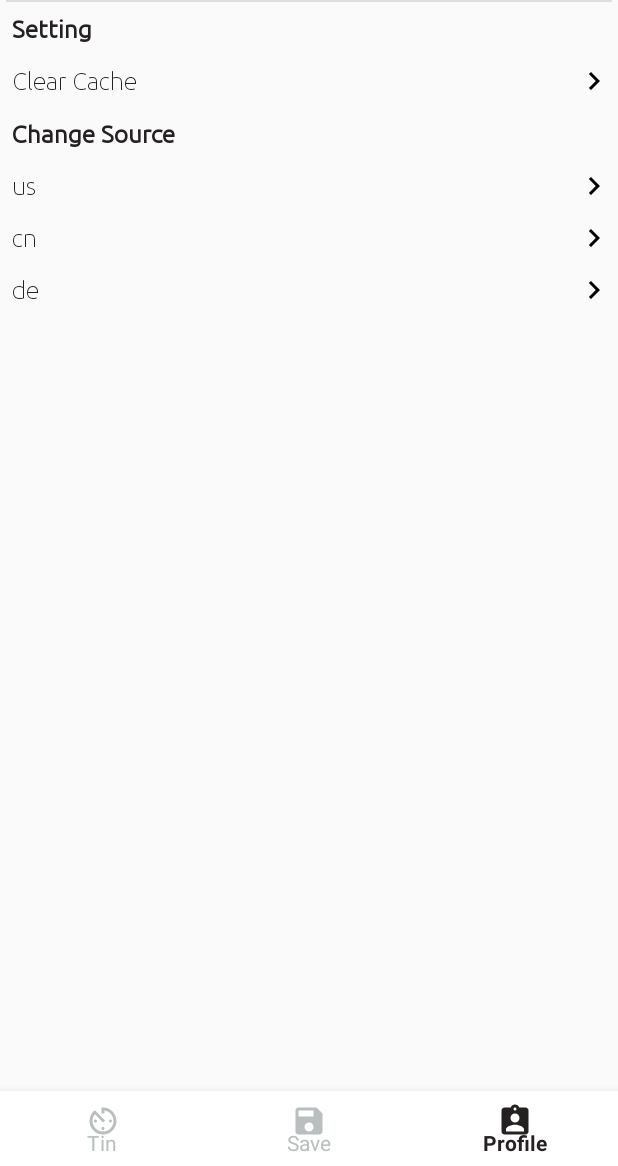
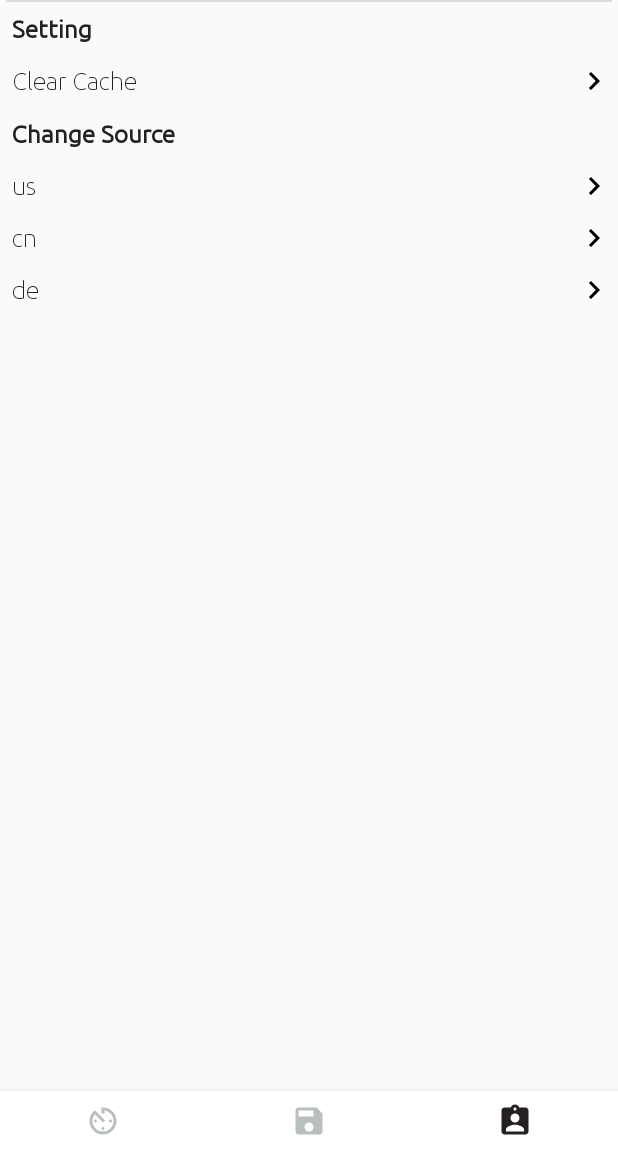
Before and after one commit to publicclassoverflow/TinNews, an Android app: the screen it shows after launch (MainActivity), item 3 of the bottom bar chosen, on a phone screen of 412 x 824 dp, the part 70-1236 px from its top. Run offline under Robolectric (Android 15) with nearby library versions, the phone set to English and light mode, and no system bars; our stand-ins replace EventBus, Room's generated code, RxJava; libraries missing offline, so code that uses them is left out: com.facebook.stetho, com.mindorks.placeholderview; network calls fail; 6 statements that could not run were skipped.

Commit message:
BottomBar Cleanup
Letters in BottomBar removed for a cleaner look.

```diff
--- a/app/src/main/res/menu/navigation_items.xml
+++ b/app/src/main/res/menu/navigation_items.xml
@@ -1,12 +1,30 @@
 <?xml version="1.0" encoding="utf-8"?>
 <menu xmlns:android="http://schemas.android.com/apk/res/android">
+    <!--
     <item android:id="@+id/action_tin"
         android:title="@string/tin"
+        android:fontFamily="@font/ubuntu_regular"
         android:icon="@drawable/ic_tin_24" />
     <item android:id="@+id/action_save"
         android:title="@string/save"
+        android:fontFamily="@font/ubuntu_regular"
         android:icon="@drawable/ic_save_24dp" />
     <item android:id="@+id/action_profile"
         android:title="@string/profile"
+        android:fontFamily="@font/ubuntu_regular"
+        android:icon="@drawable/ic_profile_24dp" />
+    -->
+    <!-- BottomBar with no letters -->
+    <item android:id="@+id/action_tin"
+        android:title="@string/placeholder"
+        android:fontFamily="@font/ubuntu_regular"
+        android:icon="@drawable/ic_tin_24" />
+    <item android:id="@+id/action_save"
+        android:title="@string/placeholder"
+        android:fontFamily="@font/ubuntu_regular"
+        android:icon="@drawable/ic_save_24dp" />
+    <item android:id="@+id/action_profile"
+        android:title="@string/placeholder"
+        android:fontFamily="@font/ubuntu_regular"
         android:icon="@drawable/ic_profile_24dp" />
 </menu>
--- a/app/src/main/res/values/strings.xml
+++ b/app/src/main/res/values/strings.xml
@@ -7,6 +7,7 @@
     <string name="tin">Tin</string>
     <string name="save">Save</string>
     <string name="profile">Profile</string>
+    <string name="placeholder"> </string>
 
     <!-- TODO: Remove or change this placeholder text -->
     <string name="hello_blank_fragment">Hello blank fragment</string>
```
